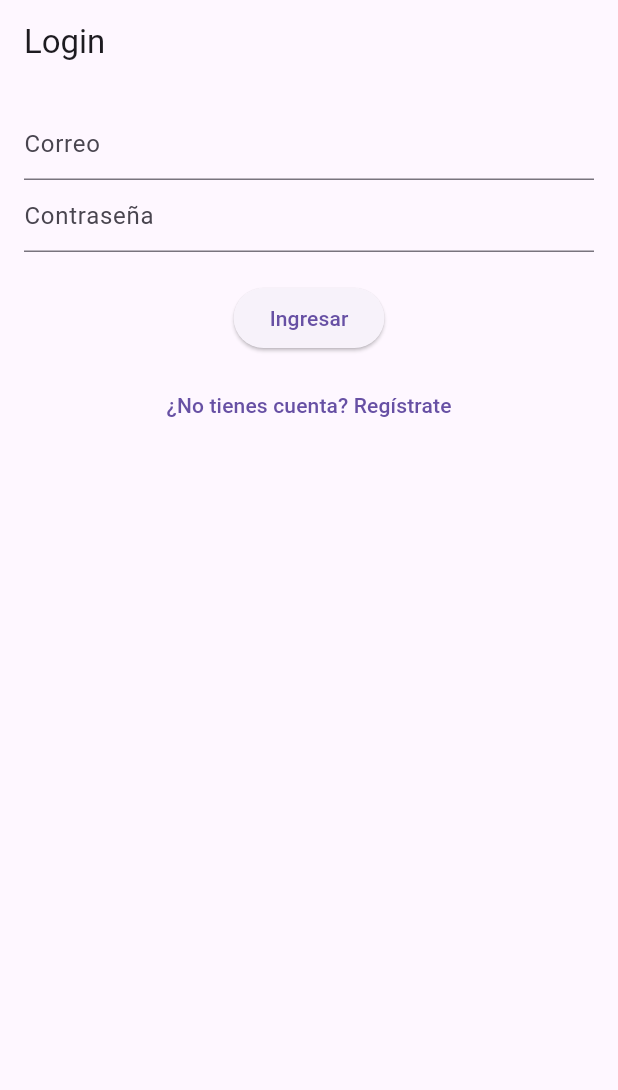
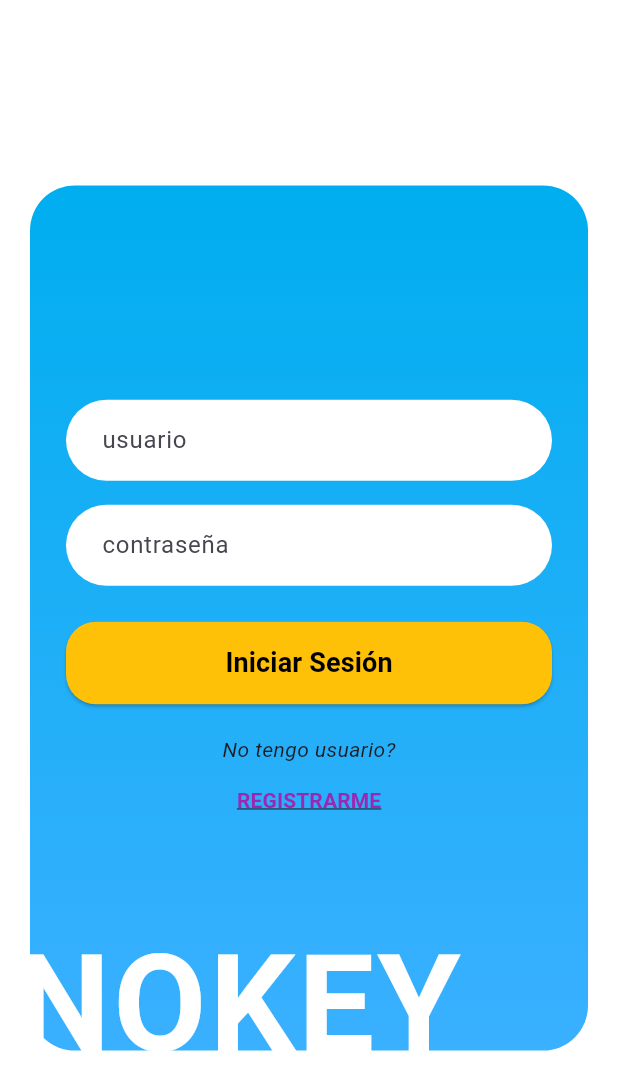
Before and after one commit to SebassoriaP/bamx, a Flutter app: the screen it shows after launch, on a phone screen of 412 x 824 dp. Shown: the top 1090 px of the screen. Run offline on Flutter 3.47's test engine with Material 3 defaults, Android fonts, the phone set to English and light mode, and no system bars; our stand-ins replace firebase_auth, firebase_core; accounts and stored records are empty.

Commit message:
fixed sign up functionality excluding firestore. Added visual flare to the sign in screen.

```diff
--- a/lib/screens/SignUpScreen.dart
+++ b/lib/screens/SignUpScreen.dart
@@ -1,6 +1,5 @@
 import 'package:flutter/material.dart';
 import 'package:firebase_auth/firebase_auth.dart';
-import 'package:cloud_firestore/cloud_firestore.dart';
 import 'home.dart';
 
 class SignUpScreen extends StatefulWidget {
@@ -13,15 +12,7 @@ class SignUpScreen extends StatefulWidget {
 class _SignUpScreenState extends State<SignUpScreen> {
   final emailController = TextEditingController();
   final passwordController = TextEditingController();
-  final nameController = TextEditingController();
-
-  Future<void> saveUserData(String uid, String email, String name) async {
-    await FirebaseFirestore.instance.collection('users').doc(uid).set({
-      'email': email,
-      'name': name,
-      'createdAt': DateTime.now(),
-    });
-  }
+  final nameController = TextEditingController(); // optional, only local use
 
   Future<void> register() async {
     try {
@@ -34,12 +25,6 @@ class _SignUpScreenState extends State<SignUpScreen> {
       final user = userCredential.user;
 
       if (user != null) {
-        await saveUserData(
-          user.uid,
-          user.email ?? 'Sin correo', // Safe null check
-          nameController.text.trim(),
-        );
-
         if (!mounted) return;
 
         Navigator.pushReplacement(
@@ -63,9 +48,10 @@ class _SignUpScreenState extends State<SignUpScreen> {
         padding: const EdgeInsets.all(16.0),
         child: Column(
           children: [
+            // Name field (optional, not stored in FirebaseAuth directly)
             TextField(
               controller: nameController,
-              decoration: const InputDecoration(hintText: "Nombre"),
+              decoration: const InputDecoration(hintText: "Nombre (opcional)"),
             ),
             TextField(
               controller: emailController,
--- a/lib/screens/login.dart
+++ b/lib/screens/login.dart
@@ -1,7 +1,7 @@
 import 'package:flutter/material.dart';
 import 'package:firebase_auth/firebase_auth.dart';
 import 'home.dart';
-import 'SignUpScreen.dart'; // ✅ Importa tu pantalla de registro
+import 'SignUpScreen.dart';
 
 class LoginScreen extends StatefulWidget {
   const LoginScreen({super.key});
@@ -29,8 +29,16 @@ class _LoginScreenState extends State<LoginScreen> {
       );
     } catch (e) {
       if (!mounted) return;
+      // Mensaje amigable para el usuario
       ScaffoldMessenger.of(context).showSnackBar(
-        SnackBar(content: Text("Error: $e")),
+        const SnackBar(
+          content: Text(
+            "No se pudo iniciar sesión. Verifica tu usuario y contraseña.",
+            style: TextStyle(fontSize: 16),
+          ),
+          backgroundColor: Colors.redAccent,
+          duration: Duration(seconds: 3),
+        ),
       );
     }
   }
@@ -38,27 +46,87 @@ class _LoginScreenState extends State<LoginScreen> {
   @override
   Widget build(BuildContext context) {
     return Scaffold(
-      appBar: AppBar(title: const Text("Login")),
-      body: Padding(
-        padding: const EdgeInsets.all(16.0),
+      backgroundColor: Colors.white,
+      body: Center(
+        child: Container(
+          margin: const EdgeInsets.all(20),
+          width: double.infinity,
+          height: MediaQuery.of(context).size.height * 0.7,
+          decoration: BoxDecoration(
+            gradient: const LinearGradient(
+              colors: [Color(0xFF00AEEF), Color(0xFF3AB0FF)],
+              begin: Alignment.topCenter,
+              end: Alignment.bottomCenter,
+            ),
+            borderRadius: BorderRadius.circular(30),
+          ),
+          child: Stack(
+            children: [
+              // Formulario principal
+              Padding(
+                padding: const EdgeInsets.symmetric(horizontal: 24.0),
                 child: Column(
                   children: [
+                    Expanded(
+                      child: Center(
+                        child: Column(
+                          mainAxisSize: MainAxisSize.min,
+                          children: [
+                            // Usuario
                             TextField(
                               controller: emailController,
-              decoration: const InputDecoration(hintText: "Correo"),
+                              decoration: InputDecoration(
+                                hintText: "usuario",
+                                filled: true,
+                                fillColor: Colors.white,
+                                contentPadding: const EdgeInsets.symmetric(horizontal: 20, vertical: 15),
+                                border: OutlineInputBorder(
+                                  borderRadius: BorderRadius.circular(30),
+                                  borderSide: BorderSide.none,
                                 ),
+                              ),
+                            ),
+                            const SizedBox(height: 16),
+                            // Contraseña
                             TextField(
                               controller: passwordController,
                               obscureText: true,
-              decoration: const InputDecoration(hintText: "Contraseña"),
+                              decoration: InputDecoration(
+                                hintText: "contraseña",
+                                filled: true,
+                                fillColor: Colors.white,
+                                contentPadding: const EdgeInsets.symmetric(horizontal: 20, vertical: 15),
+                                border: OutlineInputBorder(
+                                  borderRadius: BorderRadius.circular(30),
+                                  borderSide: BorderSide.none,
+                                ),
+                              ),
+                            ),
+                            const SizedBox(height: 24),
+                            // Botón de login
+                            ElevatedButton(
+                              onPressed: login,
+                              style: ElevatedButton.styleFrom(
+                                backgroundColor: const Color(0xFFFFC107),
+                                foregroundColor: Colors.black,
+                                shape: RoundedRectangleBorder(
+                                  borderRadius: BorderRadius.circular(20),
+                                ),
+                                minimumSize: const Size(double.infinity, 55),
+                              ),
+                              child: const Text(
+                                "Iniciar Sesión",
+                                style: TextStyle(fontWeight: FontWeight.bold, fontSize: 18),
+                              ),
                             ),
                             const SizedBox(height: 20),
-            ElevatedButton(
-              onPressed: login,
-              child: const Text("Ingresar"),
+                            // Registro
+                            Column(
+                              children: [
+                                const Text(
+                                  "No tengo usuario?",
+                                  style: TextStyle(fontStyle: FontStyle.italic),
                                 ),
-            const SizedBox(height: 10),
-            // Botón que lleva a SignUpScreen
                                 TextButton(
                                   onPressed: () {
                                     Navigator.push(
@@ -66,9 +134,41 @@ class _LoginScreenState extends State<LoginScreen> {
                                       MaterialPageRoute(builder: (_) => const SignUpScreen()),
                                     );
                                   },
-              child: const Text("¿No tienes cuenta? Regístrate"),
+                                  child: const Text(
+                                    "REGISTRARME",
+                                    style: TextStyle(
+                                      color: Colors.purple,
+                                      decoration: TextDecoration.underline,
+                                      fontWeight: FontWeight.bold,
+                                    ),
+                                  ),
                                 ),
                               ],
+                            ),
+                          ],
+                        ),
+                      ),
+                    ),
+                  ],
+                ),
+              ),
+
+              // Texto NOKEY posicionado
+              const Positioned(
+                bottom: -34,
+                left: -11,
+                child: Text(
+                  "NOKEY",
+                  style: TextStyle(
+                    fontSize: 90,
+                    fontWeight: FontWeight.bold,
+                    color: Colors.white,
+                    letterSpacing: 2,
+                  ),
+                ),
+              ),
+            ],
+          ),
         ),
       ),
     );
```
Lines whose indentation alone changed are shown as unchanged.
